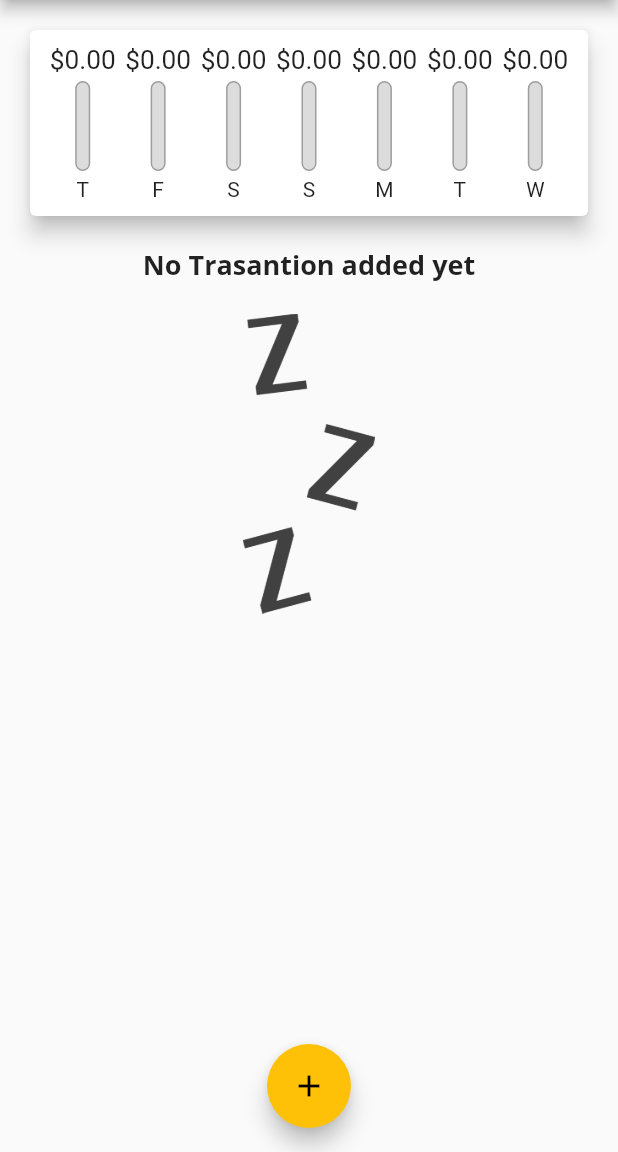
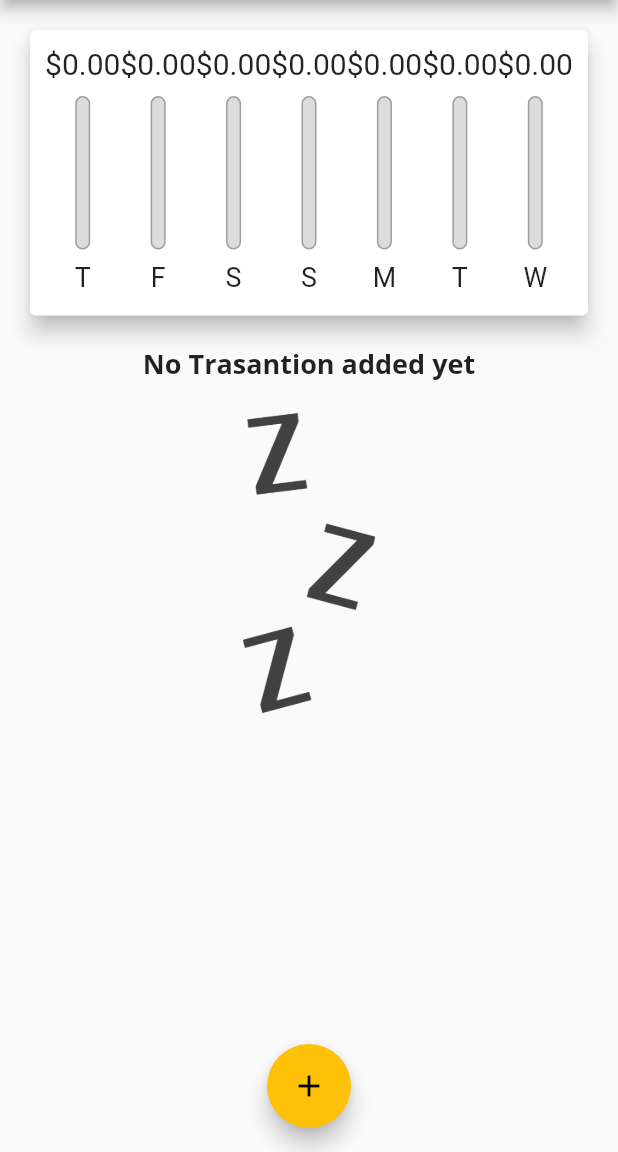
Before and after one commit to vansh132/Expense-App, a Flutter app: the screen it shows after launch, on a phone screen of 412 x 824 dp, the part 84-1236 px from its top. Run offline on Flutter 3.47's test engine with Material 2 defaults, Android fonts, the light colour scheme and no system bars; missing offline and left inert: dart:ffi.

Commit message:
Potrait dynamic responsiveness added

```diff
--- a/lib/main.dart
+++ b/lib/main.dart
@@ -1,12 +1,17 @@
 // ignore_for_file: prefer_const_constructors, prefer_const_literals_to_create_immutables, use_key_in_widget_constructors, sort_child_properties_last, sized_box_for_whitespace
 
 import 'package:flutter/material.dart';
+import 'package:flutter/services.dart';
 import 'package:personal_expense/widgets/chart.dart';
 import 'package:personal_expense/widgets/transaction_list.dart';
 import './widgets/new_transaction.dart';
 import './models/transaction.dart';
 
 void main() {
+  WidgetsFlutterBinding
+      .ensureInitialized(); // it ensures that our app works on all the devices
+  SystemChrome.setPreferredOrientations(
+      [DeviceOrientation.portraitUp, DeviceOrientation.portraitDown]);
   runApp(MyApp());
 }
 
@@ -100,8 +105,7 @@ class _MyHomePageState extends State<MyHomePage> {
 
   @override
   Widget build(BuildContext context) {
-    return Scaffold(
-      appBar: AppBar(
+    final appBar = AppBar(
       title: const Text(
         "Personal Expense",
         style: TextStyle(fontFamily: 'OpenSans'),
@@ -115,17 +119,27 @@ class _MyHomePageState extends State<MyHomePage> {
           ),
         )
       ],
-      ),
+    );
+    return Scaffold(
+      appBar: appBar,
       body: SingleChildScrollView(
         child: Column(
           // mainAxisAlignment: MainAxisAlignment.spaceAround,
           crossAxisAlignment: CrossAxisAlignment.stretch,
           children: <Widget>[
             Container(
-              width: double.infinity,
+              height: (MediaQuery.of(context).size.height -
+                      appBar.preferredSize.height -
+                      MediaQuery.of(context).padding.top) *
+                  0.3,
               child: Chart(_recentTransactions),
             ),
-            TransactionList(_userTransactions, _deleteTransaction)
+            Container(
+                height: (MediaQuery.of(context).size.height -
+                        appBar.preferredSize.height -
+                        MediaQuery.of(context).padding.top) *
+                    0.7,
+                child: TransactionList(_userTransactions, _deleteTransaction))
           ],
         ),
       ),
--- a/lib/widgets/chart_bar.dart
+++ b/lib/widgets/chart_bar.dart
@@ -11,17 +11,18 @@ class ChartBar extends StatelessWidget {
 
   @override
   Widget build(BuildContext context) {
+    return LayoutBuilder(builder: (ctx, constrains) {
       return Column(
         children: [
           Container(
-            height: 20,
+              height: constrains.maxHeight * 0.15,
               child: FittedBox(
                   child: Text('\$${spendingAmount.toStringAsFixed(2)}'))),
           SizedBox(
-          height: 4,
+            height: constrains.maxHeight * 0.05,
           ),
           Container(
-          height: 60,
+            height: constrains.maxHeight * 0.6,
             width: 10,
             child: Stack(
               children: [
@@ -43,10 +44,13 @@ class ChartBar extends StatelessWidget {
             ),
           ),
           SizedBox(
-          height: 4,
+            height: constrains.maxHeight * 0.05,
           ),
-        Text('$label')
+          Container(
+              height: constrains.maxHeight * 0.12,
+              child: FittedBox(child: Text(label)))
         ],
       );
+    });
   }
 }
--- a/lib/widgets/transaction_list.dart
+++ b/lib/widgets/transaction_list.dart
@@ -11,9 +11,7 @@ class TransactionList extends StatelessWidget {
 
   @override
   Widget build(BuildContext context) {
-    return Container(
-      height: 450,
-      child: transactions.isEmpty
+    return transactions.isEmpty
         ? Column(
             children: [
               Text(
@@ -48,8 +46,8 @@ class TransactionList extends StatelessWidget {
                     transactions[index].title,
                     style: Theme.of(context).textTheme.titleMedium,
                   ),
-                    subtitle: Text(
-                        DateFormat.yMMMd().format(transactions[index].date)),
+                  subtitle:
+                      Text(DateFormat.yMMMd().format(transactions[index].date)),
                   trailing: IconButton(
                     onPressed: () => deletetx(transactions[index].id),
                     icon: Icon(Icons.delete),
@@ -59,7 +57,6 @@ class TransactionList extends StatelessWidget {
               );
             },
             itemCount: transactions.length,
-            ),
           );
   }
 }
--- a/pubspec.yaml
+++ b/pubspec.yaml
@@ -32,6 +32,7 @@ dependencies:
   flutter:
     sdk: flutter
   intl: ^0.17.0
+
 
 
   # The following adds the Cupertino Icons font to your application.
```
Lines whose indentation alone changed are shown as unchanged.
